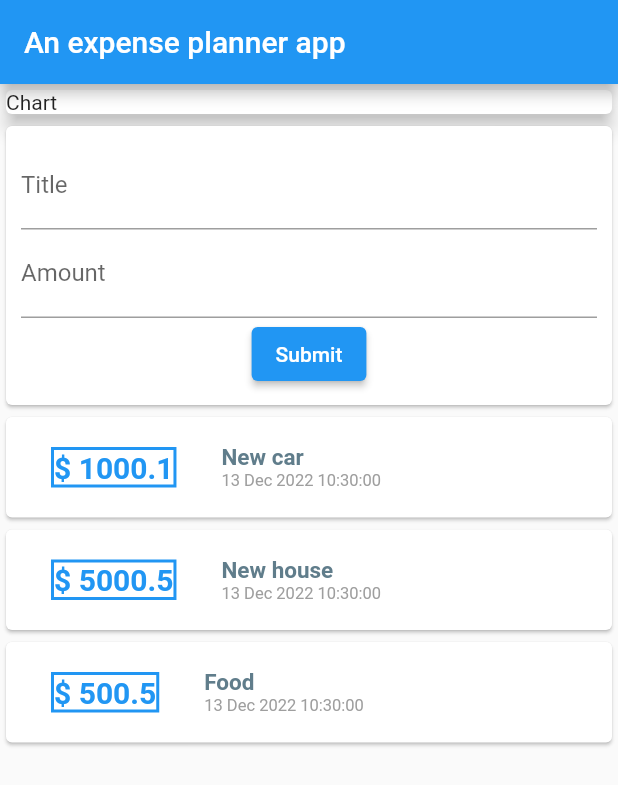
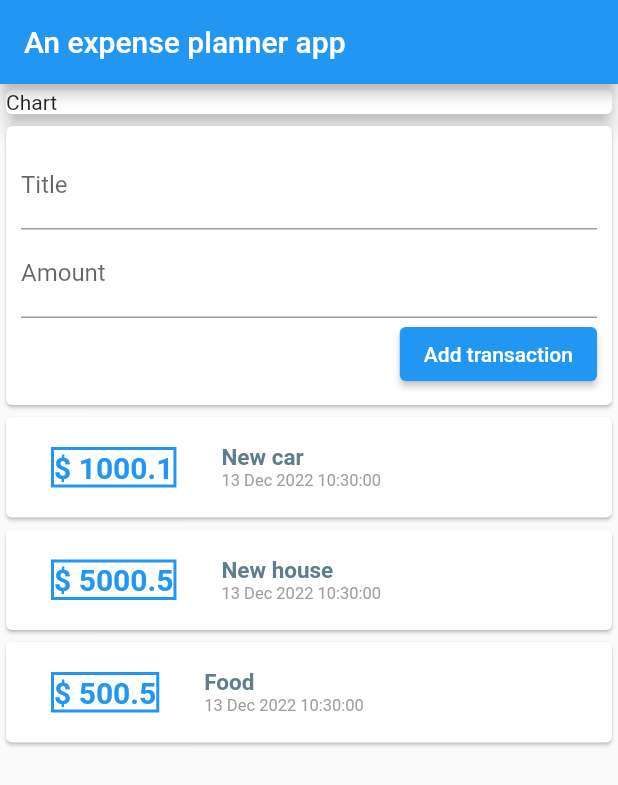
Before and after one commit to nmint8m/learn-flutter, a Flutter app: the screen it shows after launch, on a phone screen of 412 x 824 dp. Shown: the top 785 px of the screen. Run offline on Flutter 3.47's test engine with Material 2 defaults, Android fonts, the phone set to English and light mode, and no system bars; missing offline and left inert: assignment_one.

Commit message:
Adding Text Input Widgets

```diff
--- a/a_expense_planner_app/lib/custom-widgets/transaction-input.dart
+++ b/a_expense_planner_app/lib/custom-widgets/transaction-input.dart
@@ -1,10 +1,18 @@
 import 'package:flutter/material.dart';
-import '/models/transaction.dart';
+import '/models/transaction-input-data.dart';
 
-typedef TransactionInputCallback = void Function(Transaction);
+typedef TransactionInputDataCallback = void Function(TransactionInputData);
 
 class TransactionInput extends StatelessWidget {
-  final TransactionInputCallback inputHandler;
+  final TransactionInputDataCallback inputHandler;
+
+  /*
+  late String _titleInput;
+  late String _amountInput;
+  */
+
+  final _title = TextEditingController();
+  final _amount = TextEditingController();
 
   TransactionInput({required this.inputHandler});
 
@@ -14,27 +22,36 @@ class TransactionInput extends StatelessWidget {
       child: Container(
         padding: EdgeInsets.all(10),
         child: Column(
+          crossAxisAlignment: CrossAxisAlignment.end,
           children: [
             TextField(
               keyboardType: TextInputType.text,
               decoration: InputDecoration(
                 labelText: 'Title',
               ),
+              controller: _title,
+              // onChanged: (value) => _titleInput = value,
             ),
             TextField(
               keyboardType: TextInputType.number,
               decoration: InputDecoration(
                 labelText: 'Amount',
               ),
+              controller: _amount,
+              // onChanged: (value) => _amountInput = value,
             ),
             ElevatedButton(
-              onPressed: () => inputHandler(Transaction(
-                id: '',
-                title: '',
-                amount: 100,
-                date: DateTime.now(),
+              onPressed: () {
+                print('${_title.text} ${_amount.text}');
+                // print('$_titleInput $_amountInput');
+              },
+              /*
+              onPressed: () => inputHandler(TransactionInputData(
+                title: _titleInput,
+                amount: _amountInput,
               )),
-              child: Text('Submit'),
+              */
+              child: Text('Add transaction'),
             ),
           ],
         ),
--- a/a_expense_planner_app/lib/main.dart
+++ b/a_expense_planner_app/lib/main.dart
@@ -1,5 +1,6 @@
 import 'package:flutter/material.dart';
 import '/models/transaction.dart';
+import '/models/transaction-input-data.dart';
 import '/custom-widgets/transaction-section.dart';
 import '/custom-widgets/transaction-input.dart';
 
@@ -44,7 +45,7 @@ class MyHomePage extends StatelessWidget {
     ),
   ];
 
-  void _handle(Transaction transaction) {}
+  void _handle(TransactionInputData transactionInputData) {}
 
   @override
   Widget build(BuildContext context) {
--- /dev/null
+++ b/a_expense_planner_app/lib/models/transaction-input-data.dart
@@ -0,0 +1,6 @@
+class TransactionInputData {
+  final String title;
+  final double amount;
+
+  TransactionInputData({required this.title, required this.amount});
+}
```
